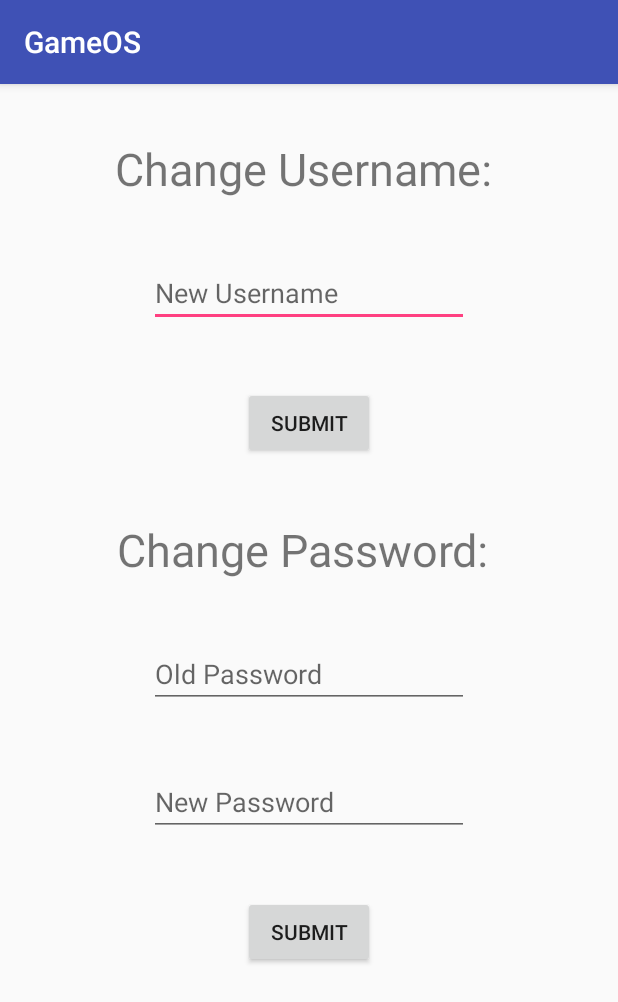
After one commit to eerbil/QuickQuizGame, an Android app: the fragment ProfileFragment shown on its own in the app's theme, on a phone screen of 412 x 824 dp. The commit adds this screen. Shown: the top 1002 px of the screen. Run offline under Robolectric (Android 15) with nearby library versions, the phone set to English and light mode, and no system bars.

Commit message:
new fragments added

```diff
--- /dev/null
+++ b/QuickQuizGame/QuickQuiz/app/src/main/java/com/example/eliferbil/quickquiz/ProfileFragment.java
@@ -0,0 +1,29 @@
+package com.example.eliferbil.quickquiz;
+
+
+import android.os.Bundle;
+import android.support.v4.app.Fragment;
+import android.view.LayoutInflater;
+import android.view.View;
+import android.view.ViewGroup;
+
+
+/**
+ * A simple {@link Fragment} subclass.
+ */
+public class ProfileFragment extends Fragment {
+
+
+    public ProfileFragment() {
+        // Required empty public constructor
+    }
+
+
+    @Override
+    public View onCreateView(LayoutInflater inflater, ViewGroup container,
+                             Bundle savedInstanceState) {
+        // Inflate the layout for this fragment
+        return inflater.inflate(R.layout.fragment_profile, container, false);
+    }
+
+}
--- /dev/null
+++ b/QuickQuizGame/QuickQuiz/app/src/main/res/layout/fragment_profile.xml
@@ -0,0 +1,73 @@
+<LinearLayout xmlns:android="http://schemas.android.com/apk/res/android"
+    xmlns:tools="http://schemas.android.com/tools"
+    android:layout_width="match_parent"
+    android:layout_height="match_parent"
+    android:layout_margin="16dp"
+    tools:context="com.example.eliferbil.quickquiz.ProfileFragment"
+    android:orientation="vertical">
+
+    <TextView
+        android:id="@+id/usernameHeader"
+        android:layout_width="wrap_content"
+        android:layout_height="wrap_content"
+        android:layout_gravity="center"
+        android:layout_margin="20dp"
+        android:textSize="30sp"
+        android:text="Change Username: " />
+
+    <EditText
+        android:id="@+id/newUsername"
+        android:layout_width="wrap_content"
+        android:layout_height="wrap_content"
+        android:ems="10"
+        android:layout_gravity="center"
+        android:layout_margin="20dp"
+        android:inputType="textPersonName"
+        android:hint="New Username" />
+
+    <Button
+        android:id="@+id/submitUsername"
+        android:layout_width="wrap_content"
+        android:layout_height="wrap_content"
+        android:layout_gravity="center"
+        android:layout_margin="20dp"
+        android:text="Submit" />
+
+    <TextView
+        android:id="@+id/passwordHeader"
+        android:layout_width="wrap_content"
+        android:layout_gravity="center"
+        android:layout_margin="20dp"
+        android:textSize="30sp"
+        android:layout_height="wrap_content"
+        android:text="Change Password: " />
+
+    <EditText
+        android:id="@+id/oldPassword"
+        android:layout_width="wrap_content"
+        android:layout_height="wrap_content"
+        android:layout_gravity="center"
+        android:layout_margin="20dp"
+        android:ems="10"
+        android:inputType="textPersonName"
+        android:hint="Old Password" />
+
+    <EditText
+        android:id="@+id/newPassword"
+        android:layout_width="wrap_content"
+        android:layout_height="wrap_content"
+        android:layout_gravity="center"
+        android:layout_margin="20dp"
+        android:ems="10"
+        android:inputType="textPassword"
+        android:hint="New Password"/>
+
+    <Button
+        android:id="@+id/submitPassword"
+        android:layout_width="wrap_content"
+        android:layout_gravity="center"
+        android:layout_margin="20dp"
+        android:layout_height="wrap_content"
+        android:text="Submit" />
+
+</LinearLayout>
```
Also changed, not shown: QuickQuizGame/QuickQuiz/app/src/main/java/com/example/eliferbil/quickquiz/GameSelectionFragment.java (added, +29 -0 lines), QuickQuizGame/QuickQuiz/app/src/main/java/com/example/eliferbil/quickquiz/memogame/CounterFragment.java (added, +30 -0 lines), QuickQuizGame/QuickQuiz/app/src/main/java/com/example/eliferbil/quickquiz/memogame/DifficultySelectorFragment.java (added, +30 -0 lines), QuickQuizGame/QuickQuiz/app/src/main/res/layout/activity_username.xml (+21 -4 lines), QuickQuizGame/QuickQuiz/app/src/main/res/layout/fragment_counter.xml (added, +15 -0 lines), QuickQuizGame/QuickQuiz/app/src/main/res/layout/fragment_difficulty_selector.xml (added, +43 -0 lines), QuickQuizGame/QuickQuiz/app/src/main/res/layout/fragment_game_selection.xml (added, +36 -0 lines), 17 other files.
